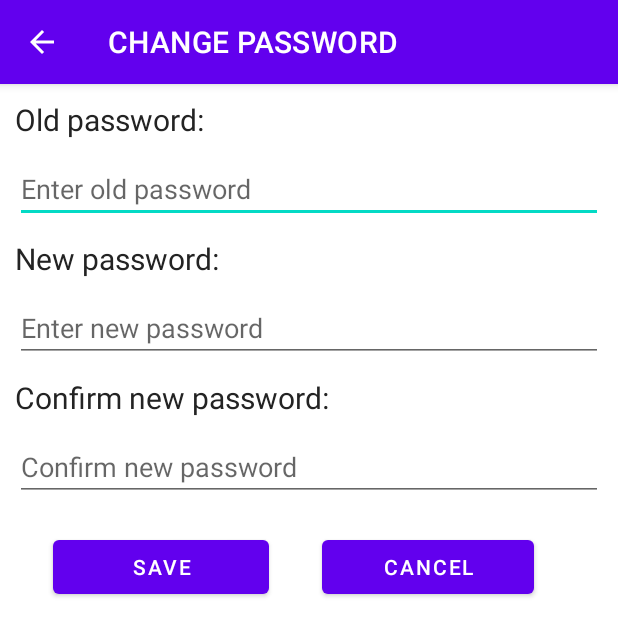
After one commit to kyangho/PRM392-Colorful, an Android app: the ChangePasswordActivity screen opened directly, with no data from a screen before it, on a phone screen of 412 x 824 dp. The commit adds this screen. Shown: the top 636 px of the screen. Run offline under Robolectric (Android 15) with nearby library versions, the phone set to English and light mode, and no system bars.

Commit message:
[Add] create UI UC.03

```diff
--- /dev/null
+++ b/app/src/main/java/com/coloful/ChangePasswordActivity.java
@@ -0,0 +1,31 @@
+package com.coloful;
+
+import androidx.appcompat.app.AppCompatActivity;
+
+import android.content.Intent;
+import android.os.Bundle;
+import android.view.MenuItem;
+
+public class ChangePasswordActivity extends AppCompatActivity {
+
+    @Override
+    protected void onCreate(Bundle savedInstanceState) {
+        super.onCreate(savedInstanceState);
+        setContentView(R.layout.activity_change_password);
+        getSupportActionBar().setDisplayHomeAsUpEnabled(true);
+    }
+
+    @Override
+    public boolean onOptionsItemSelected(MenuItem item) {
+        switch (item.getItemId()) {
+            case android.R.id.home:
+                Intent intent = new Intent(this, MainActivity.class);
+                startActivity(intent);
+                return true;
+            default:
+                break;
+        }
+
+        return super.onOptionsItemSelected(item);
+    }
+}
--- /dev/null
+++ b/app/src/main/res/layout/activity_change_password.xml
@@ -0,0 +1,101 @@
+<?xml version="1.0" encoding="utf-8"?>
+<LinearLayout xmlns:android="http://schemas.android.com/apk/res/android"
+    xmlns:app="http://schemas.android.com/apk/res-auto"
+    xmlns:tools="http://schemas.android.com/tools"
+    android:layout_width="match_parent"
+    android:layout_height="match_parent"
+    android:orientation="vertical"
+    tools:context=".ChangePasswordActivity">
+
+    <TextView
+        android:id="@+id/tv_old_password"
+        android:layout_width="match_parent"
+        android:layout_height="wrap_content"
+        android:layout_marginVertical="10dp"
+        android:layout_marginLeft="10dp"
+        android:text="Old password:"
+        android:textAlignment="viewStart"
+        android:textColor="#232323"
+        android:textSize="20sp"
+        app:layout_constraintBottom_toBottomOf="parent"
+        app:layout_constraintEnd_toEndOf="parent"
+        app:layout_constraintStart_toStartOf="parent"
+        app:layout_constraintTop_toTopOf="parent" />
+
+    <EditText
+        android:id="@+id/edit_old_password"
+        android:layout_width="match_parent"
+        android:layout_height="wrap_content"
+        android:layout_marginHorizontal="10dp"
+        android:ems="10"
+        android:hint="Enter old password"
+        tools:ignore="TouchTargetSizeCheck,SpeakableTextPresentCheck" />
+
+    <TextView
+        android:id="@+id/tv_new_password"
+        android:layout_width="match_parent"
+        android:layout_height="wrap_content"
+        android:layout_marginVertical="10dp"
+        android:layout_marginLeft="10dp"
+        android:text="New password:"
+        android:textAlignment="viewStart"
+        android:textColor="#232323"
+        android:textSize="20sp"
+        app:layout_constraintBottom_toBottomOf="parent"
+        app:layout_constraintEnd_toEndOf="parent"
+        app:layout_constraintStart_toStartOf="parent"
+        app:layout_constraintTop_toTopOf="parent" />
+
+    <EditText
+        android:id="@+id/edit_new_password"
+        android:layout_width="match_parent"
+        android:layout_height="wrap_content"
+        android:layout_marginHorizontal="10dp"
+        android:ems="10"
+        android:hint="Enter new password"
+        tools:ignore="TouchTargetSizeCheck,SpeakableTextPresentCheck" />
+
+    <TextView
+        android:id="@+id/tv_confirm_new_pass"
+        android:layout_width="match_parent"
+        android:layout_height="wrap_content"
+        android:layout_marginVertical="10dp"
+        android:layout_marginLeft="10dp"
+        android:text="Confirm new password:"
+        android:textAlignment="viewStart"
+        android:textColor="#232323"
+        android:textSize="20sp"
+        app:layout_constraintBottom_toBottomOf="parent"
+        app:layout_constraintEnd_toEndOf="parent"
+        app:layout_constraintStart_toStartOf="parent"
+        app:layout_constraintTop_toTopOf="parent" />
+
+    <EditText
+        android:id="@+id/edit_cf_new_password"
+        android:layout_width="match_parent"
+        android:layout_height="wrap_content"
+        android:layout_marginHorizontal="10dp"
+        android:ems="10"
+        android:hint="Confirm new password"
+        tools:ignore="TouchTargetSizeCheck,SpeakableTextPresentCheck" />
+
+    <LinearLayout
+        android:layout_width="match_parent"
+        android:layout_height="match_parent"
+        android:layout_marginVertical="20dp"
+        android:orientation="horizontal">
+
+        <Button
+            android:id="@+id/btn_save"
+            android:layout_width="144dp"
+            android:layout_height="wrap_content"
+            android:layout_marginHorizontal="35dp"
+            android:text="Save" />
+
+        <Button
+            android:id="@+id/btn_cancel"
+            android:layout_width="141dp"
+            android:layout_height="wrap_content"
+            android:text="Cancel" />
+    </LinearLayout>
+</LinearLayout>
--- a/app/src/main/res/values-night/themes.xml
+++ b/app/src/main/res/values-night/themes.xml
@@ -2,7 +2,7 @@
     <!-- Base application theme. -->
     <style name="Theme.PRM392_Colorful" parent="Theme.MaterialComponents.DayNight.DarkActionBar">
         <!-- Primary brand color. -->
-        <item name="colorPrimary">@color/purple_200</item>
+        <item name="colorPrimary">@color/dark_blue</item>
         <item name="colorPrimaryVariant">@color/purple_700</item>
         <item name="colorOnPrimary">@color/black</item>
         <!-- Secondary brand color. -->
--- a/app/src/main/res/values/colors.xml
+++ b/app/src/main/res/values/colors.xml
@@ -7,4 +7,5 @@
     <color name="teal_700">#FF018786</color>
     <color name="black">#FF000000</color>
     <color name="white">#FFFFFFFF</color>
+    <color name="dark_blue">#00008B</color>
 </resources>
```
Also changed, not shown: app/src/main/AndroidManifest.xml (+19 -2 lines), app/src/main/java/com/coloful/AboutAppActivity.java (added, +30 -0 lines), app/src/main/java/com/coloful/ChangeEmailActivity.java (added, +31 -0 lines), app/src/main/java/com/coloful/ChangeUsernameActivity.java (added, +34 -0 lines), app/src/main/res/layout/activity_about_app.xml (added, +34 -0 lines), app/src/main/res/layout/activity_change_email.xml (added, +52 -0 lines), app/src/main/res/layout/activity_change_username.xml (added, +53 -0 lines), app/src/main/res/layout/activity_main.xml (+4 -4 lines), app/src/main/res/values/strings.xml (+7 -1 lines).
